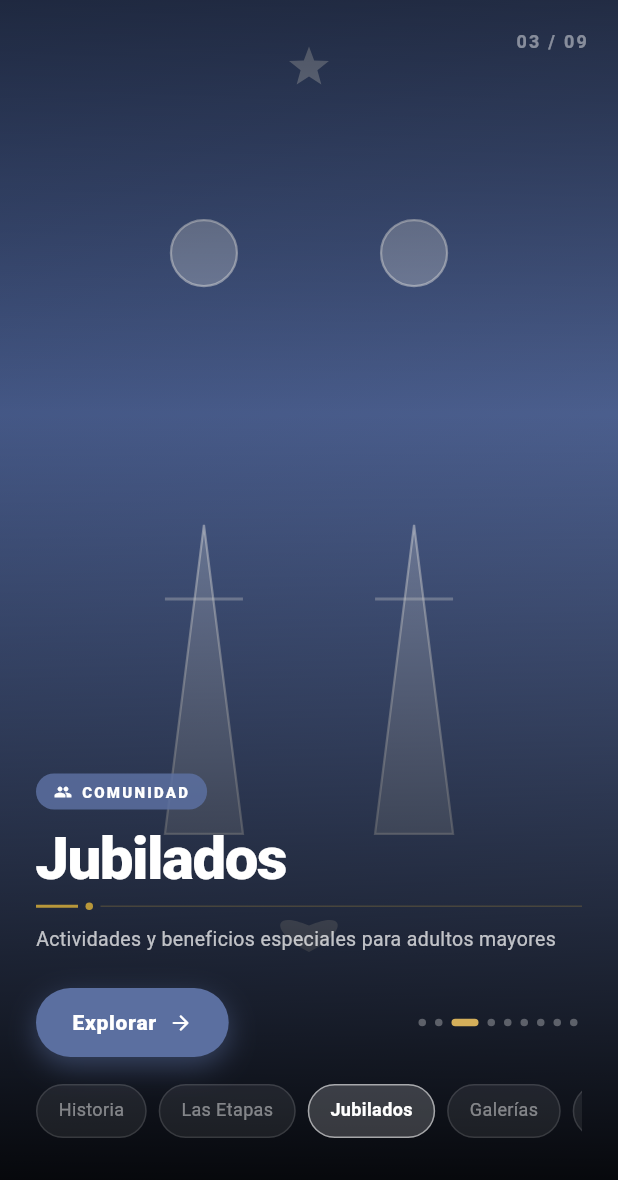
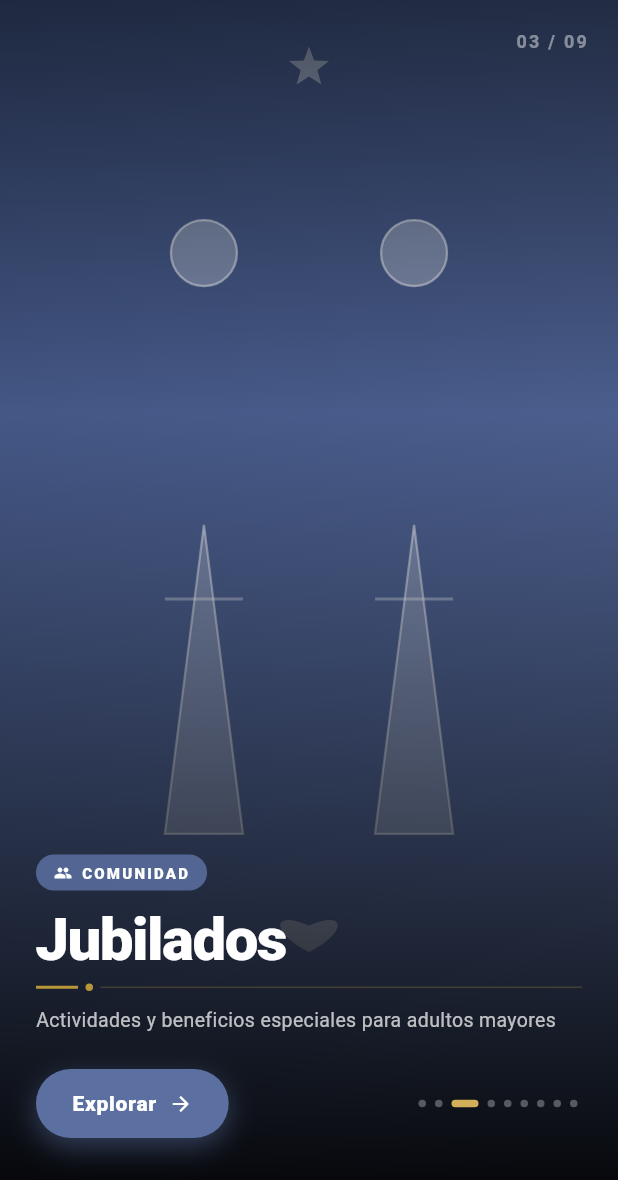
Before and after one commit to davit009/Museo_UM, a Flutter app: the screen it shows after launch, swiped to page 3, on a phone screen of 412 x 824 dp, the part 56-1236 px from its top. Run offline on Flutter 3.47's test engine with Material 3 defaults, Android fonts, the phone set to English and light mode, and no system bars; our stand-ins replace firebase_core, firebase_messaging, flutter_map, image_picker, latlong2, supabase_flutter; accounts and stored records are empty; project files that could hold a hidden picture were left out.

Commit message:
feat: quitar nav bar inferior del home

```diff
--- a/lib/features/museum/screens/home_screen.dart
+++ b/lib/features/museum/screens/home_screen.dart
@@ -1156,48 +1156,6 @@ class _HomeScreenState extends State<HomeScreen> {
                       ),
                     ],
                   ),
-                  const SizedBox(height: 18),
-                  // Quick nav: scroll horizontal de secciones
-                  SizedBox(
-                    height: 36,
-                    child: ListView.builder(
-                      scrollDirection: Axis.horizontal,
-                      itemCount: _sections.length,
-                      itemBuilder: (_, i) {
-                        final s = _sections[i];
-                        final sel = i == _currentPage;
-                        return GestureDetector(
-                          onTap: () => _goToPage(i),
-                          child: AnimatedContainer(
-                            duration: const Duration(milliseconds: 250),
-                            margin: const EdgeInsets.only(right: 8),
-                            padding: const EdgeInsets.symmetric(horizontal: 14, vertical: 7),
-                            decoration: BoxDecoration(
-                              color: sel
-                                  ? Colors.white.withValues(alpha: 0.18)
-                                  : Colors.white.withValues(alpha: 0.07),
-                              borderRadius: BorderRadius.circular(18),
-                              border: Border.all(
-                                color: sel
-                                    ? Colors.white.withValues(alpha: 0.55)
-                                    : Colors.white.withValues(alpha: 0.12),
-                              ),
-                            ),
-                            child: Text(
-                              s.titulo,
-                              style: TextStyle(
-                                color: sel
-                                    ? Colors.white
-                                    : Colors.white.withValues(alpha: 0.45),
-                                fontSize: 12,
-                                fontWeight: sel ? FontWeight.w700 : FontWeight.w400,
-                              ),
-                            ),
-                          ),
-                        );
-                      },
-                    ),
-                  ),
                 ],
               ),
             ),
```
